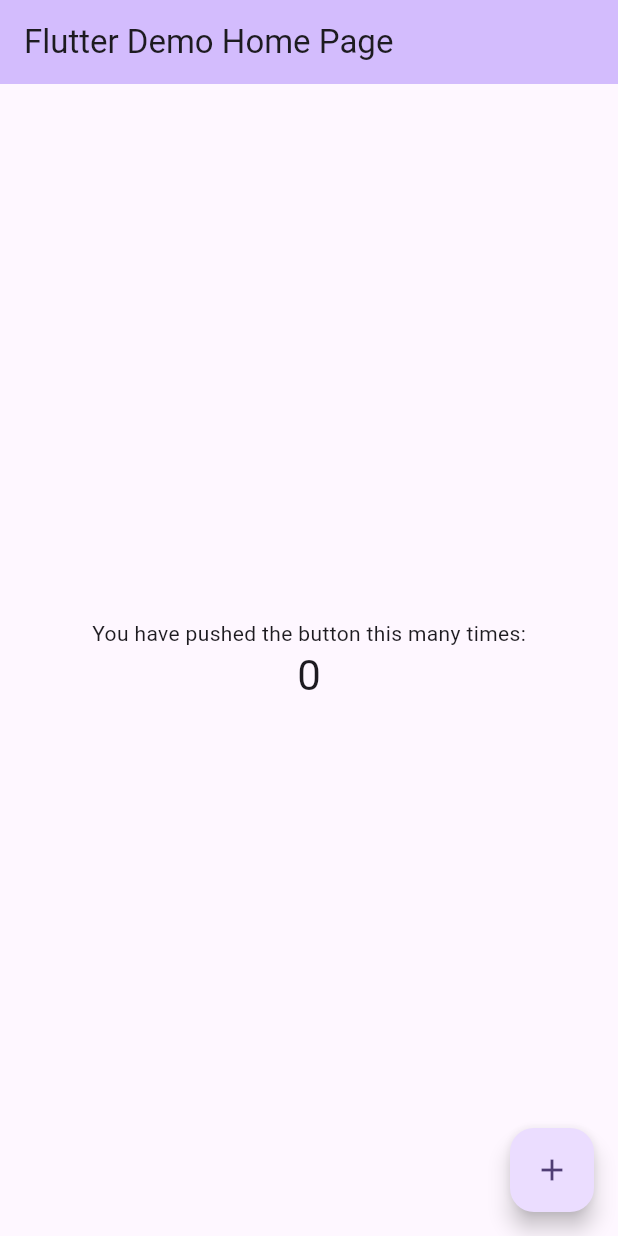
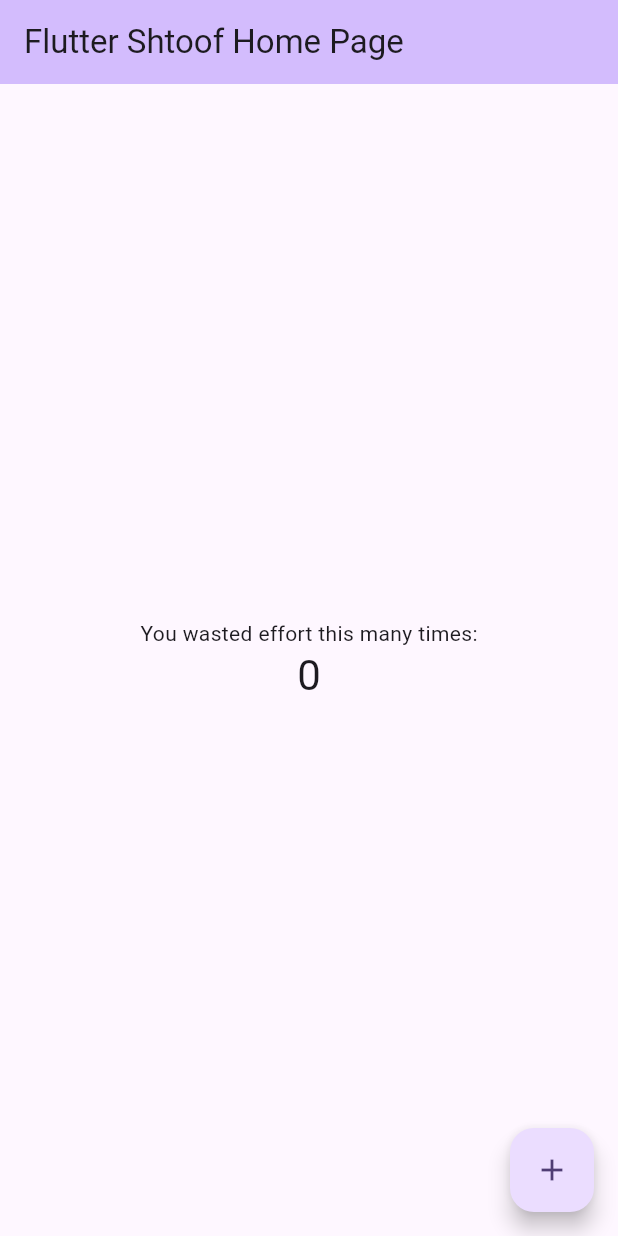
Before and after one commit to daGreatBean45/test, a Flutter app: the screen it shows after launch, on a phone screen of 412 x 824 dp. Run offline on Flutter 3.47's test engine with Material 3 defaults, Android fonts, the phone set to English and light mode, and no system bars.

Commit message:
Second commit

```diff
--- a/lib/main.dart
+++ b/lib/main.dart
@@ -11,7 +11,7 @@ class MyApp extends StatelessWidget {
   @override
   Widget build(BuildContext context) {
     return MaterialApp(
-      title: 'Flutter Demo',
+      title: 'Flutter Shtoof',
       theme: ThemeData(
         // This is the theme of your application.
         //
@@ -31,7 +31,7 @@ class MyApp extends StatelessWidget {
         colorScheme: ColorScheme.fromSeed(seedColor: Colors.deepPurple),
         useMaterial3: true,
       ),
-      home: const MyHomePage(title: 'Flutter Demo Home Page'),
+      home: const MyHomePage(title: 'Flutter Shtoof Home Page'),
     );
   }
 }
@@ -106,7 +106,7 @@ class _MyHomePageState extends State<MyHomePage> {
           mainAxisAlignment: MainAxisAlignment.center,
           children: <Widget>[
             const Text(
-              'You have pushed the button this many times:',
+              'You wasted effort this many times:',
             ),
             Text(
               '$_counter',
```
